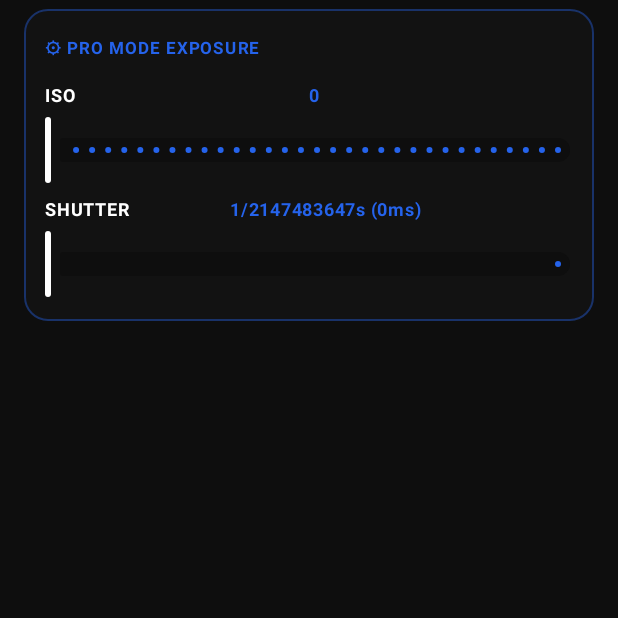
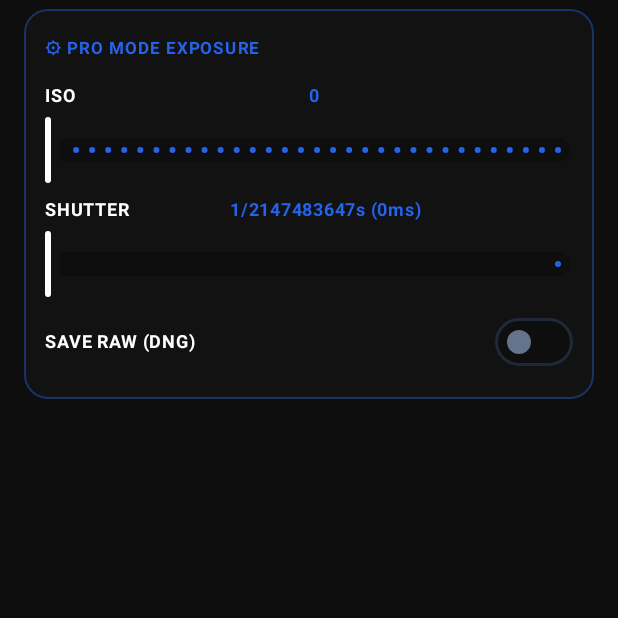
Before and after one commit to KanakSaini04/Lensora_Ai, an Android app built with Jetpack Compose: the composable ProModeControls called with empty values, on a phone screen of 412 x 824 dp, the top half of it. Run offline under Robolectric (Android 15) with nearby library versions, the phone set to English and light mode, and no system bars.

Commit message:
feat(camera): implement RAW DNG capture in Pro Mode

```diff
--- a/app/src/main/java/com/lensora/ai/ui/camera/ProModeControls.kt
+++ b/app/src/main/java/com/lensora/ai/ui/camera/ProModeControls.kt
@@ -1,6 +1,7 @@
 package com.lensora.ai.ui.camera
 
 import androidx.compose.foundation.border
+import androidx.compose.foundation.layout.Arrangement
 import androidx.compose.foundation.layout.Column
 import androidx.compose.foundation.layout.Row
 import androidx.compose.foundation.layout.Spacer
@@ -12,6 +13,8 @@ import androidx.compose.material3.Card
 import androidx.compose.material3.CardDefaults
 import androidx.compose.material3.Slider
 import androidx.compose.material3.SliderDefaults
+import androidx.compose.material3.Switch
+import androidx.compose.material3.SwitchDefaults
 import androidx.compose.material3.Text
 import androidx.compose.runtime.Composable
 import androidx.compose.ui.Alignment
@@ -20,6 +23,7 @@ import androidx.compose.ui.text.font.FontWeight
 import androidx.compose.ui.unit.dp
 import androidx.compose.ui.unit.sp
 import com.lensora.ai.ui.theme.CharcoalSurface
+import com.lensora.ai.ui.theme.ColorMutedGray
 import com.lensora.ai.ui.theme.ColorWhite
 import com.lensora.ai.ui.theme.PitchBlackBackground
 import com.lensora.ai.ui.theme.RoyalBlue
@@ -30,8 +34,10 @@ import kotlin.math.roundToInt
 fun ProModeControls(
     isoValue: Int,
     shutterSpeedNs: Long,
+    isRawEnabled: Boolean,
     onIsoChanged: (Int) -> Unit,
     onShutterSpeedChanged: (Long) -> Unit,
+    onRawToggled: (Boolean) -> Unit,
     modifier: Modifier = Modifier,
 ) {
     Card(
@@ -135,6 +141,32 @@ fun ProModeControls(
                 ),
                 modifier = Modifier.fillMaxWidth(),
             )
+
+            Spacer(modifier = Modifier.height(4.dp))
+
+            // 3. Save RAW (DNG) Switch Toggle
+            Row(
+                verticalAlignment = Alignment.CenterVertically,
+                horizontalArrangement = Arrangement.SpaceBetween,
+                modifier = Modifier.fillMaxWidth(),
+            ) {
+                Text(
+                    text = "SAVE RAW (DNG)",
+                    color = ColorWhite,
+                    fontWeight = FontWeight.Bold,
+                    fontSize = 12.sp,
+                )
+                Switch(
+                    checked = isRawEnabled,
+                    onCheckedChange = onRawToggled,
+                    colors = SwitchDefaults.colors(
+                        checkedThumbColor = ColorWhite,
+                        checkedTrackColor = RoyalBlue,
+                        uncheckedThumbColor = ColorMutedGray,
+                        uncheckedTrackColor = PitchBlackBackground,
+                    ),
+                )
+            }
         }
     }
 }
```
Also changed, not shown: app/src/main/java/com/lensora/ai/camera/CameraController.kt (+53 -1 lines), app/src/main/java/com/lensora/ai/ui/camera/CameraScreen.kt (+11 -1 lines), 2 other files.
